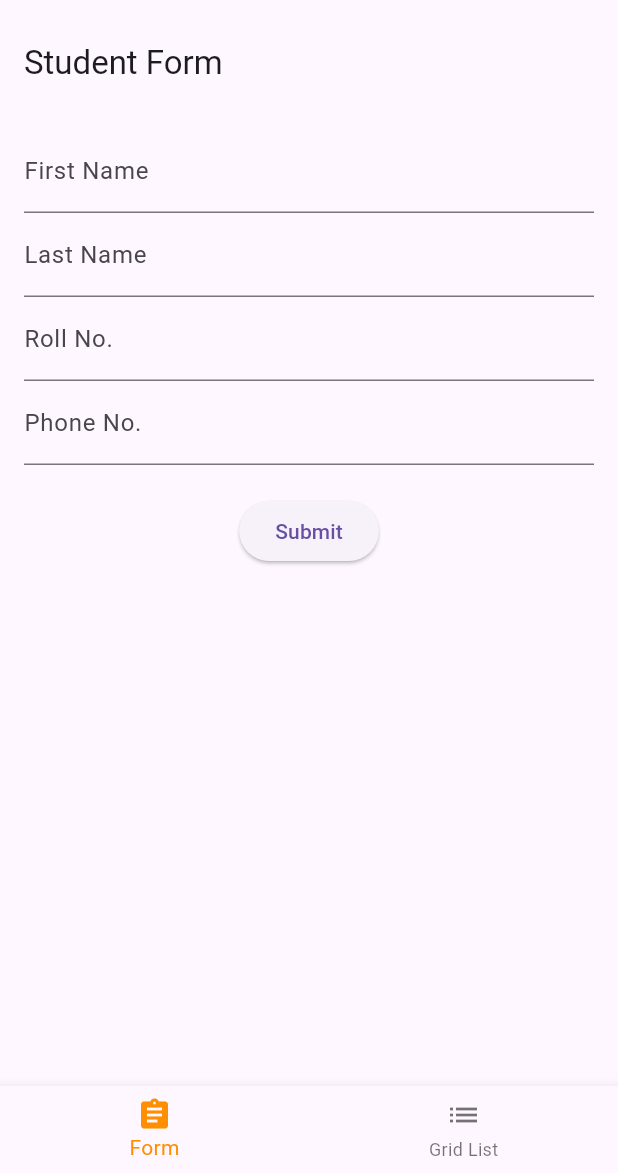
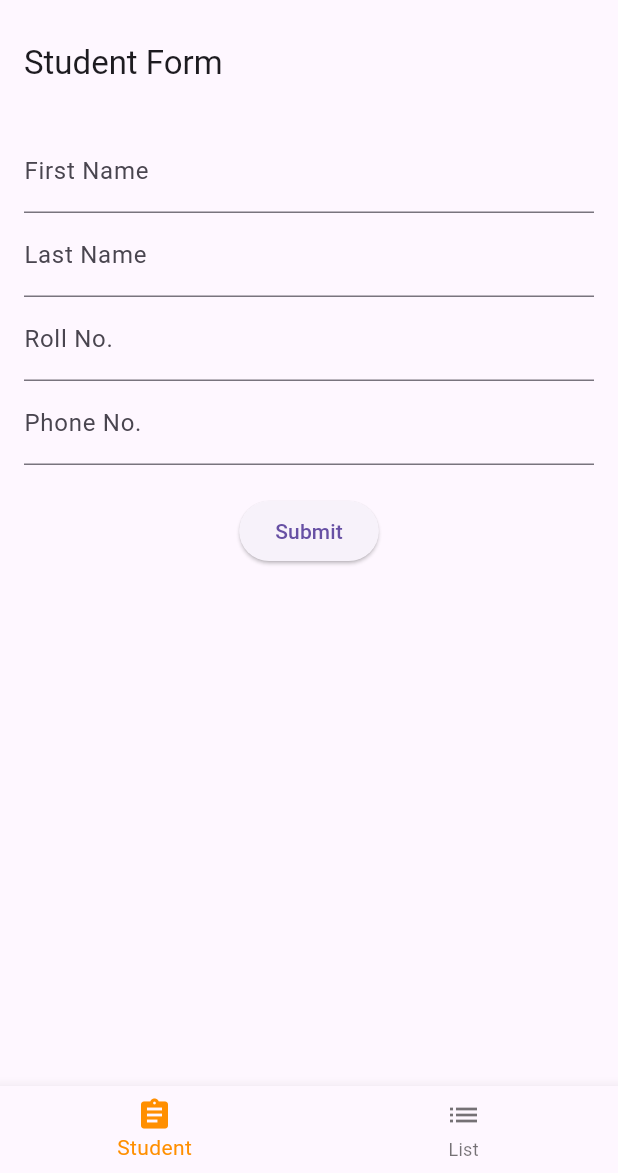
Before and after one commit to shoto87/flutter-assignment, a Flutter app: the screen it shows after launch, on a phone screen of 412 x 824 dp, the part 63-1236 px from its top. Run offline on Flutter 3.47's test engine with Material 3 defaults, Android fonts, the phone set to English and light mode, and no system bars.

Commit message:
minor changes

```diff
--- a/lib/pages/HomeScreen.dart
+++ b/lib/pages/HomeScreen.dart
@@ -93,11 +93,11 @@ class _MyHomePageState extends State<MyHomePage> {
         items: const <BottomNavigationBarItem>[
           BottomNavigationBarItem(
             icon: Icon(Icons.assignment),
-            label: 'Form',
+            label: 'Student',
           ),
           BottomNavigationBarItem(
             icon: Icon(Icons.list),
-            label: 'Grid List',
+            label: 'List',
           ),
         ],
         currentIndex: _selectedIndex,
--- a/lib/que1.dart
+++ b/lib/que1.dart
@@ -1,3 +1,9 @@
+// Pratik Kodape
+// 226418
+// Mobile Application Assignment
+// IMCA SEM V
+// Que 1.
+
 import 'dart:io';
 
 bool isPalindrome(int number) {
--- a/lib/que2.dart
+++ b/lib/que2.dart
@@ -1,3 +1,9 @@
+// Pratik Kodape
+// 226418
+// Mobile Application Assignment
+// IMCA SEM V
+// Que 2.
+
 import 'package:flutter/material.dart';
 import 'components/StudentForm.dart';
 import './pages/HomeScreen.dart';
--- a/lib/screens/StudentListScreen.dart
+++ b/lib/screens/StudentListScreen.dart
@@ -1,5 +1,5 @@
 import 'package:flutter/material.dart';
-import '../models/Student.dart'; // Import Student model
+import '../models/Student.dart';
 
 class StudentListScreen extends StatelessWidget {
   final List<Student> students;
```
